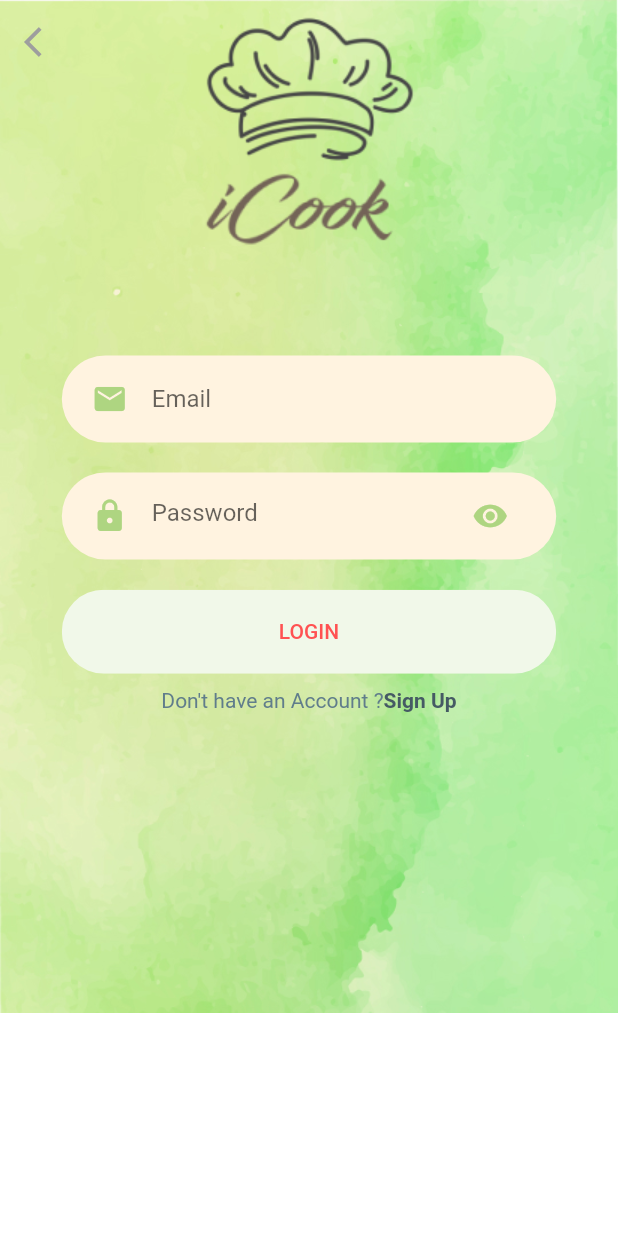
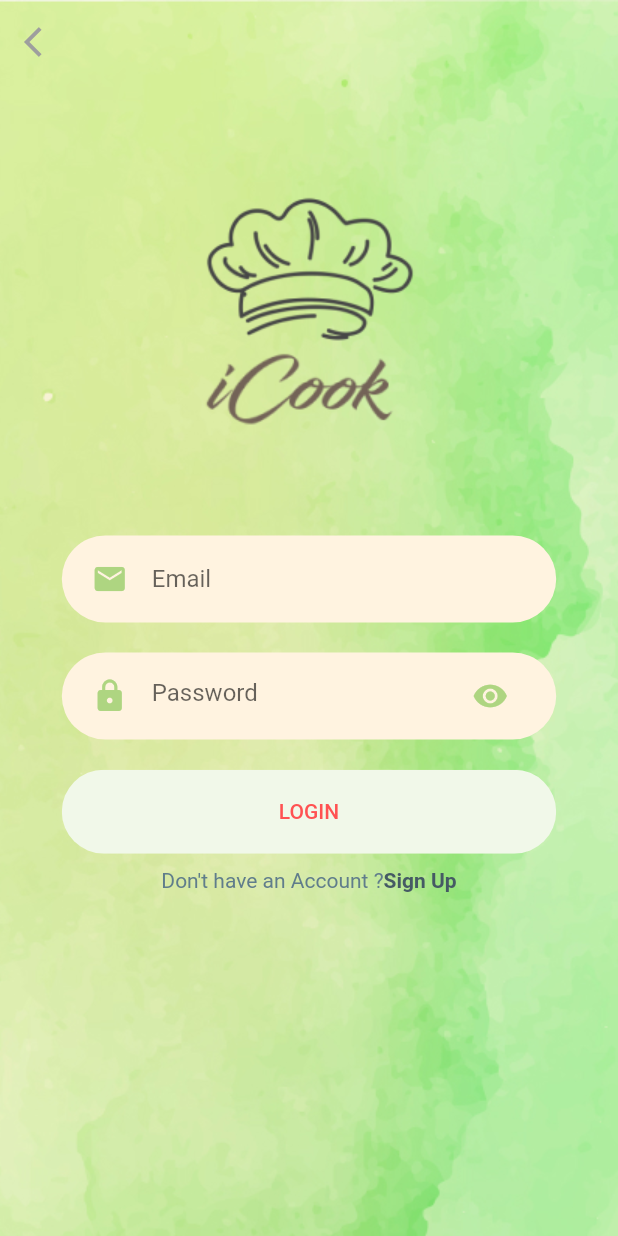
Before and after one commit to HarrazHarun/iCOOK-flutter, a Flutter app: the screen it shows after launch, after a tap on "LOGIN", on a phone screen of 412 x 824 dp. Run offline on Flutter 3.47's test engine with Material 2 defaults, Android fonts, the phone set to English and light mode, and no system bars; our stand-ins replace cloud_firestore, firebase_auth, flutter_spinkit; accounts and stored records are empty.

Commit message:
update terbaru

```diff
--- a/lib/Screens/Signup_screen.dart
+++ b/lib/Screens/Signup_screen.dart
@@ -51,7 +51,7 @@ class _SignupScreenState extends State<SignupScreen> {
                   image: DecorationImage(
                     image: AssetImage("assets/images/login.jpg"),
                     alignment: Alignment.topCenter,
-                    fit: BoxFit.fitWidth,
+                    fit: BoxFit.cover,
                   ),
                 ),
                 child: Form(
@@ -60,7 +60,7 @@ class _SignupScreenState extends State<SignupScreen> {
                     mainAxisAlignment: MainAxisAlignment.center,
                     children: <Widget>[
                       SizedBox(
-                        height: 20,
+                        height: 120,
                       ),
                       Image.asset(
                         "assets/images/logo.png",
@@ -143,7 +143,7 @@ class _SignupScreenState extends State<SignupScreen> {
                         },
                       ),
                       SizedBox(
-                        height: 200,
+                        height: 400,
                       ),
                     ],
                   ),
--- a/lib/Screens/Welcome_screen.dart
+++ b/lib/Screens/Welcome_screen.dart
@@ -27,7 +27,7 @@ class _WelcomeScreenState extends State<WelcomeScreen> {
         child: Column(
           mainAxisAlignment: MainAxisAlignment.center,
           children: <Widget>[
-            SizedBox(height: 100.0),
+            SizedBox(height: 320.0),
             // ignore: missing_required_param
             RoundedButton(
               text: "SIGN UP",
--- a/lib/Screens/login_screen.dart
+++ b/lib/Screens/login_screen.dart
@@ -52,7 +52,7 @@ class _LoginScreenState extends State<LoginScreen> {
                   image: DecorationImage(
                     image: AssetImage("assets/images/login.jpg"),
                     alignment: Alignment.topCenter,
-                    fit: BoxFit.fitWidth,
+                    fit: BoxFit.cover,
                   ),
                 ),
                 child: SingleChildScrollView(
@@ -61,6 +61,9 @@ class _LoginScreenState extends State<LoginScreen> {
                     child: Column(
                       mainAxisAlignment: MainAxisAlignment.center,
                       children: <Widget>[
+                        SizedBox(
+                          height: 120,
+                        ),
                         Image.asset(
                           'assets/images/logo.png',
                           //height: size.height * 0.2,
@@ -144,7 +147,7 @@ class _LoginScreenState extends State<LoginScreen> {
                           },
                         ),
                         SizedBox(
-                          height: 200,
+                          height: 400,
                         )
                       ],
                     ),
```
